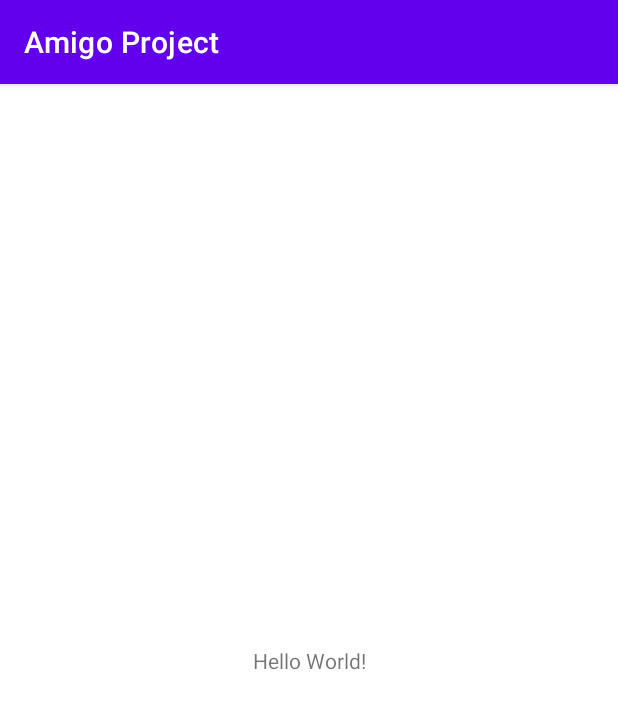
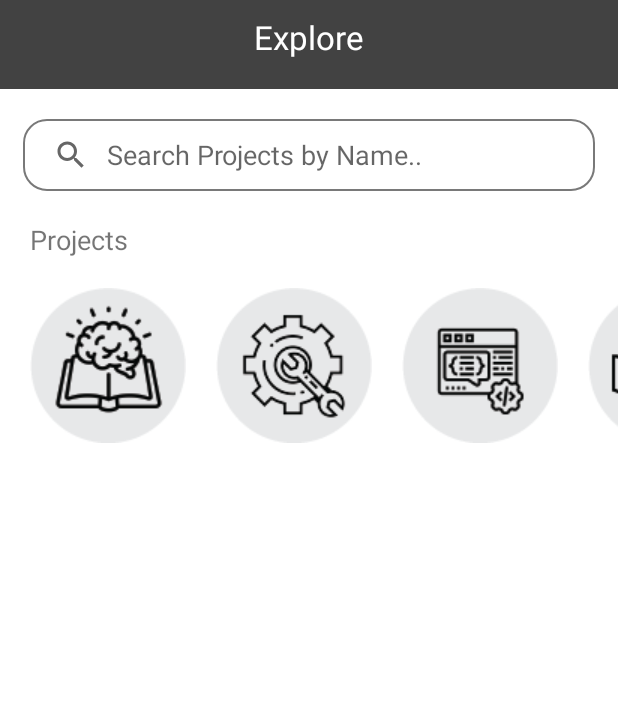
Before and after one commit to khaizon/Amigo-Project, an Android app: the screen it shows after launch (MainActivity), on a phone screen of 412 x 824 dp. Shown: the top 709 px of the screen. Run offline under Robolectric (Android 15) with nearby library versions, the phone set to English and light mode, and no system bars; our stand-ins replace CircleImageView.

Commit message:
Half-done UI for Exploration Home Page

```diff
--- a/app/build.gradle
+++ b/app/build.gradle
@@ -31,6 +31,8 @@ android {
 dependencies {
 
     implementation 'androidx.appcompat:appcompat:1.1.0'
+    implementation 'de.hdodenhof:circleimageview:3.1.0'
+    implementation 'com.google.android.material:material:1.1.0'
     implementation 'com.google.android.material:material:1.1.0'
     implementation 'androidx.constraintlayout:constraintlayout:1.1.3'
     testImplementation 'junit:junit:4.+'
--- /dev/null
+++ b/app/src/main/res/drawable/searchbarbg.xml
@@ -0,0 +1,10 @@
+<?xml version="1.0" encoding="UTF-8"?>
+<shape xmlns:android="http://schemas.android.com/apk/res/android"
+android:padding="12dp"
+android:shape="rectangle" >
+<solid android:color="#FFFFFF" />
+<stroke
+    android:width="1dp"
+    android:color="#797979" />
+<corners android:radius="15dp" />
+</shape>
--- a/app/src/main/res/layout/activity_main.xml
+++ b/app/src/main/res/layout/activity_main.xml
@@ -1,18 +1,142 @@
 <?xml version="1.0" encoding="utf-8"?>
-<androidx.constraintlayout.widget.ConstraintLayout xmlns:android="http://schemas.android.com/apk/res/android"
+<ScrollView xmlns:android="http://schemas.android.com/apk/res/android"
     xmlns:app="http://schemas.android.com/apk/res-auto"
     xmlns:tools="http://schemas.android.com/tools"
     android:layout_width="match_parent"
     android:layout_height="match_parent"
     tools:context=".MainActivity">
+<!--    load background
+android:background=""-->
 
-    <TextView
-        android:layout_width="wrap_content"
-        android:layout_height="wrap_content"
-        android:text="Hello World!"
-        app:layout_constraintBottom_toBottomOf="parent"
-        app:layout_constraintLeft_toLeftOf="parent"
-        app:layout_constraintRight_toRightOf="parent"
-        app:layout_constraintTop_toTopOf="parent" />
+    <LinearLayout
+        android:layout_width="match_parent"
+        android:layout_height="match_parent"
+        android:background="@color/white"
+        android:orientation="vertical">
 
-</androidx.constraintlayout.widget.ConstraintLayout>
+        <RelativeLayout
+            android:layout_width="match_parent"
+            android:layout_height="wrap_content"
+            android:layout_marginLeft="0dp"
+            android:layout_marginTop="0dp"
+            android:layout_marginRight="0dp"
+            android:background="@color/cardview_dark_background">
+
+            <TextView
+                android:layout_width="wrap_content"
+                android:layout_height="wrap_content"
+                android:layout_centerHorizontal="true"
+                android:layout_marginTop="10dp"
+                android:layout_marginBottom="20dp"
+                android:text="Explore"
+                android:textColor="#FFFFFF"
+                android:textSize="22sp"
+                tools:layout_centerInParent="true" />
+
+            <!-- load profile picture, can be in profile page-->
+            <!--            <de.hdodenhof.circleimageview.CircleImageView-->
+            <!--                xmlns:app="http://schemas.android.com/apk/res-auto"-->
+            <!--                android:id="@+id/profile_image"-->
+            <!--                android:layout_width="96dp"-->
+            <!--                android:layout_height="96dp"-->
+            <!--                android:src="@drawable/amigoprofilepic"-->
+            <!--                android:layout_alignParentRight="true"-->
+            <!--                app:civ_border_width="1dp"-->
+            <!--                app:civ_border_color="#FF000000"/>-->
+
+        </RelativeLayout>
+
+        <SearchView
+            android:layout_width="match_parent"
+            android:layout_height="match_parent"
+            android:layout_marginLeft="15dp"
+            android:layout_marginTop="20dp"
+            android:layout_marginRight="15dp"
+            android:background="@drawable/searchbarbg"
+            android:iconifiedByDefault="false"
+            android:queryBackground="@android:color/transparent"
+            android:queryHint="Search Projects by Name.." />
+
+        <TextView
+            android:id="@+id/projectTitle"
+            android:layout_width="match_parent"
+            android:layout_height="wrap_content"
+            android:layout_marginLeft="20dp"
+            android:layout_marginTop="20dp"
+            android:text="Projects"
+            android:textSize="18sp" />
+
+        <HorizontalScrollView
+            android:layout_width="match_parent"
+            android:layout_height="206dp">
+
+            <androidx.constraintlayout.widget.ConstraintLayout
+                android:layout_width="wrap_content"
+                android:layout_height="match_parent"
+                android:layout_marginTop="20dp">
+
+                <ImageButton
+                    android:id="@+id/projecticon1"
+                    android:layout_width="wrap_content"
+                    android:layout_height="wrap_content"
+                    android:layout_marginStart="20dp"
+                    android:background="@android:color/transparent"
+                    app:layout_constraintStart_toStartOf="parent"
+                    app:layout_constraintTop_toTopOf="parent"
+                    app:srcCompat="@drawable/learnicon" />
+
+                <ImageButton
+                    android:id="@+id/projecticon2"
+                    android:layout_width="wrap_content"
+                    android:layout_height="wrap_content"
+                    android:layout_marginStart="20dp"
+                    android:background="@android:color/transparent"
+                    app:layout_constraintStart_toEndOf="@id/projecticon1"
+                    app:layout_constraintTop_toTopOf="@id/projecticon1"
+                    app:srcCompat="@drawable/hardwareicon" />
+
+                <ImageButton
+                    android:id="@+id/projecticon3"
+                    android:layout_width="wrap_content"
+                    android:layout_height="wrap_content"
+                    android:layout_marginStart="20dp"
+                    android:background="@android:color/transparent"
+                    app:layout_constraintStart_toEndOf="@id/projecticon2"
+                    app:layout_constraintTop_toTopOf="@id/projecticon2"
+                    app:srcCompat="@drawable/softwareicon" />
+
+                <ImageButton
+                    android:id="@+id/projecticon4"
+                    android:layout_width="wrap_content"
+                    android:layout_height="wrap_content"
+                    android:layout_marginStart="20dp"
+                    android:background="@android:color/transparent"
+                    app:layout_constraintStart_toEndOf="@id/projecticon3"
+                    app:layout_constraintTop_toTopOf="@id/projecticon3"
+                    app:srcCompat="@drawable/startupicon" />
+
+            </androidx.constraintlayout.widget.ConstraintLayout>
+        </HorizontalScrollView>
+
+        <!--        <GridLayout-->
+        <!--            android:layout_width="match_parent"-->
+        <!--            android:layout_height="wrap_content"-->
+        <!--            <HorizontalScrollView-->
+        <!--                android:layout_width="match_parent"-->
+        <!--                android:layout_height="match_parent"></HorizontalScrollView>-->
+
+
+    </LinearLayout>
+
+
+
+<!--    <TextView-->
+<!--        android:layout_width="wrap_content"-->
+<!--        android:layout_height="wrap_content"-->
+<!--        android:text="Hello World!"-->
+<!--        app:layout_constraintBottom_toBottomOf="parent"-->
+<!--        app:layout_constraintLeft_toLeftOf="parent"-->
+<!--        app:layout_constraintRight_toRightOf="parent"-->
+<!--        app:layout_constraintTop_toTopOf="parent" />-->
+
+</ScrollView>
--- a/app/src/main/res/values/themes.xml
+++ b/app/src/main/res/values/themes.xml
@@ -1,9 +1,9 @@
 <resources xmlns:tools="http://schemas.android.com/tools">
     <!-- Base application theme. -->
-    <style name="Theme.AmigoProject" parent="Theme.MaterialComponents.DayNight.DarkActionBar">
+    <style name="Theme.AmigoProject" parent="Theme.MaterialComponents.DayNight.NoActionBar">
         <!-- Primary brand color. -->
         <item name="colorPrimary">@color/purple_500</item>
-        <item name="colorPrimaryVariant">@color/purple_700</item>
+        <item name="colorPrimaryVariant">@color/cardview_dark_background</item>
         <item name="colorOnPrimary">@color/white</item>
         <!-- Secondary brand color. -->
         <item name="colorSecondary">@color/teal_200</item>
```
Also changed, not shown: app/src/main/res/drawable/amigoprofilepic.jpg (added), app/src/main/res/drawable/hardwareicon.png (added), app/src/main/res/drawable/learnicon.png (added), app/src/main/res/drawable/softwareicon.png (added), app/src/main/res/drawable/startupicon.png (added).
